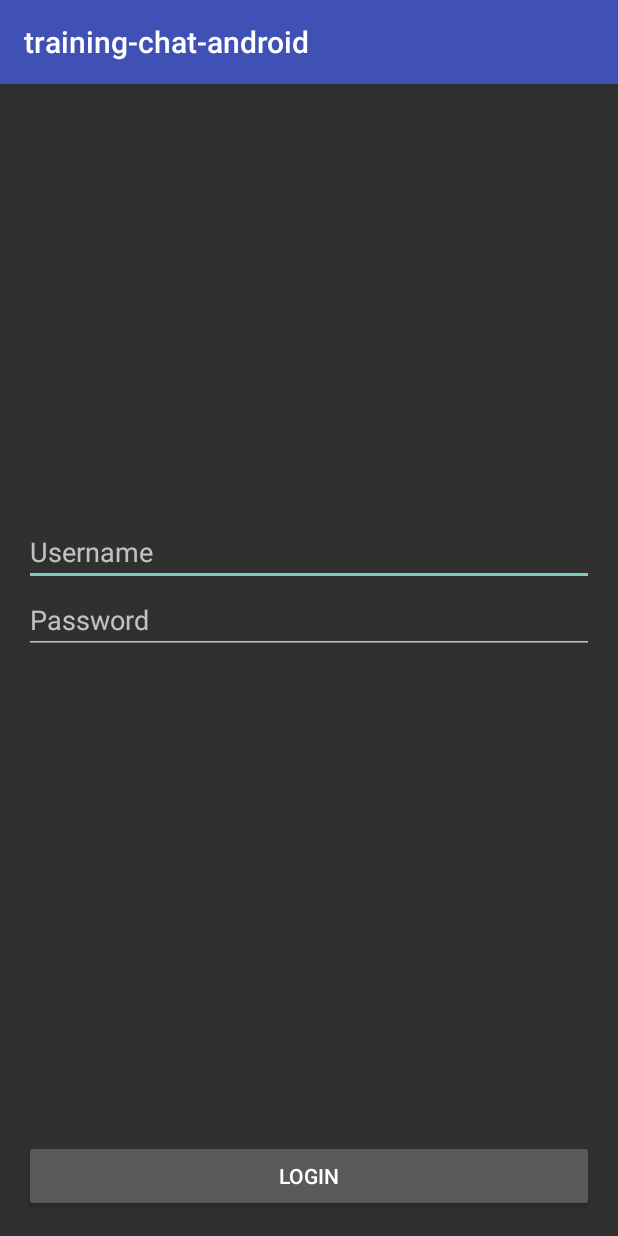
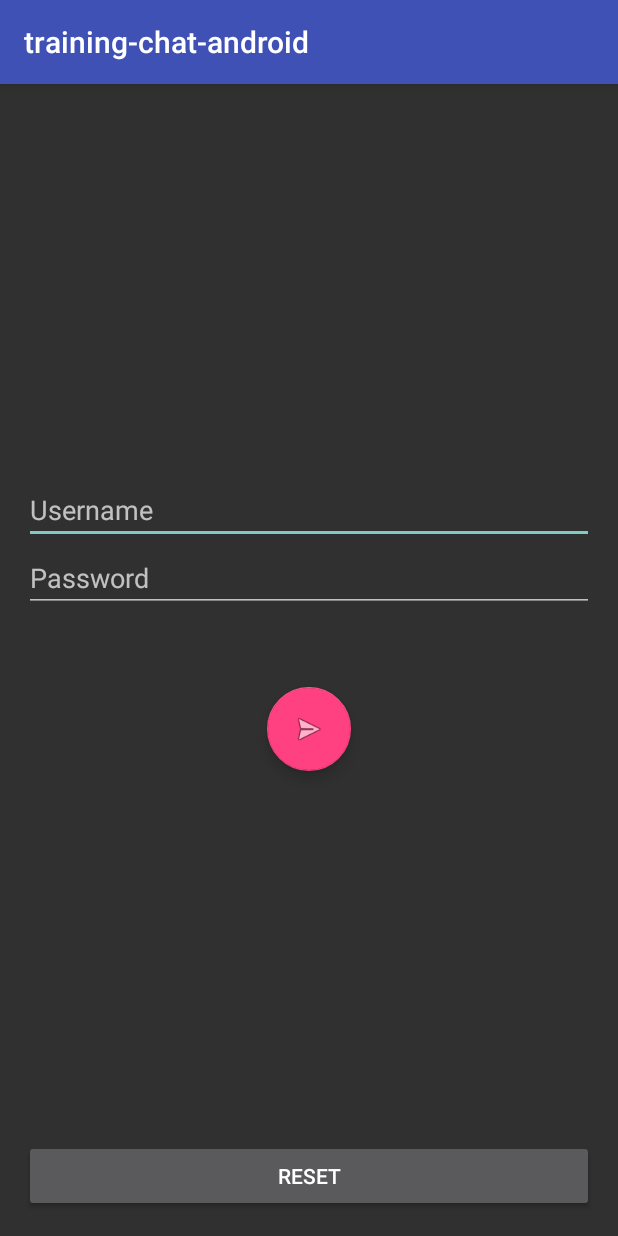
Before and after one commit to loicortola/training-chat-android, an Android app: the screen it shows after launch (LoginActivity), on a phone screen of 412 x 824 dp. Run offline under Robolectric (Android 15) with nearby library versions, the phone set to English and light mode, and no system bars.

Commit message:
Refactored structure, added FAB

```diff
--- a/app/build.gradle
+++ b/app/build.gradle
@@ -22,7 +22,10 @@ android {
 dependencies {
     compile fileTree(dir: 'libs', include: ['*.jar'])
     testCompile 'junit:junit:4.12'
+    // Support & Design
     compile 'com.android.support:appcompat-v7:23.3.0'
+    compile 'com.android.support:design:23.3.0'
+
     // OKHttp Client
     compile 'com.squareup.okhttp3:okhttp:3.2.0'
     compile 'com.squareup.okio:okio:1.7.0'
--- a/app/src/main/AndroidManifest.xml
+++ b/app/src/main/AndroidManifest.xml
@@ -11,14 +11,14 @@
         android:label="@string/app_name"
         android:supportsRtl="true"
         android:theme="@style/AppTheme">
-        <activity android:name="com.loicortola.chat.android.LoginActivity">
+        <activity android:name=".ui.LoginActivity">
             <intent-filter>
                 <action android:name="android.intent.action.MAIN" />
 
                 <category android:name="android.intent.category.LAUNCHER" />
             </intent-filter>
         </activity>
-        <activity android:name="com.loicortola.chat.android.DashboardActivity" />
+        <activity android:name=".ui.DashboardActivity" />
     </application>
 
 </manifest>
--- a/app/src/main/java/com/loicortola/chat/android/ChatApplication.java
+++ b/app/src/main/java/com/loicortola/chat/android/ChatApplication.java
@@ -1,6 +1,8 @@
 package com.loicortola.chat.android;
 
 import android.app.Application;
+
+import com.loicortola.chat.android.service.ChatAPIService;
 
 /**
  * Created by loic on 29/04/2016.
--- a/app/src/main/java/com/loicortola/chat/android/AsyncTaskController.java
+++ b/app/src/main/java/com/loicortola/chat/android/listener/AsyncTaskController.java
@@ -1,4 +1,4 @@
-package com.loicortola.chat.android;
+package com.loicortola.chat.android.listener;
 
 /**
  * Created by loic on 29/04/2016.
--- a/app/src/main/java/com/loicortola/chat/android/ChatAPIService.java
+++ b/app/src/main/java/com/loicortola/chat/android/service/ChatAPIService.java
@@ -1,8 +1,10 @@
-package com.loicortola.chat.android;
+package com.loicortola.chat.android.service;
 
 import android.content.Context;
 import android.util.Log;
 
+
+import com.loicortola.chat.android.R;
 
 import java.io.IOException;
 
--- a/app/src/main/java/com/loicortola/chat/android/LoginTask.java
+++ b/app/src/main/java/com/loicortola/chat/android/task/LoginTask.java
@@ -1,6 +1,10 @@
-package com.loicortola.chat.android;
+package com.loicortola.chat.android.task;
 
 import android.os.AsyncTask;
+
+import com.loicortola.chat.android.listener.AsyncTaskController;
+import com.loicortola.chat.android.service.ChatAPIService;
+import com.loicortola.chat.android.ChatApplication;
 
 /**
  * Created by loic on 29/04/2016.
--- a/app/src/main/java/com/loicortola/chat/android/DashboardActivity.java
+++ b/app/src/main/java/com/loicortola/chat/android/ui/DashboardActivity.java
@@ -1,4 +1,4 @@
-package com.loicortola.chat.android;
+package com.loicortola.chat.android.ui;
 
 import android.content.Intent;
 import android.os.AsyncTask;
@@ -10,6 +10,8 @@ import android.widget.EditText;
 import android.widget.ProgressBar;
 import android.widget.TextView;
 import android.widget.Toast;
+
+import com.loicortola.chat.android.R;
 
 
 public class DashboardActivity extends AppCompatActivity {
--- a/app/src/main/java/com/loicortola/chat/android/LoginActivity.java
+++ b/app/src/main/java/com/loicortola/chat/android/ui/LoginActivity.java
@@ -1,7 +1,8 @@
-package com.loicortola.chat.android;
+package com.loicortola.chat.android.ui;
 
 import android.content.Intent;
 import android.os.AsyncTask;
+import android.support.design.widget.FloatingActionButton;
 import android.support.v7.app.AppCompatActivity;
 import android.os.Bundle;
 import android.view.View;
@@ -10,14 +11,20 @@ import android.widget.EditText;
 import android.widget.ProgressBar;
 import android.widget.Toast;
 
+import com.loicortola.chat.android.listener.AsyncTaskController;
+import com.loicortola.chat.android.ChatApplication;
+import com.loicortola.chat.android.task.LoginTask;
+import com.loicortola.chat.android.R;
+
 
 public class LoginActivity extends AppCompatActivity implements View.OnClickListener, AsyncTaskController<Boolean> {
 
     private EditText mInputUsername;
     private EditText mInputPassword;
-    private Button mSubmitBtn;
+    private FloatingActionButton mSubmitBtn;
+    private Button mResetBtn;
     private ProgressBar mProgressBar;
-    private LoginTask loginTask;
+    private LoginTask mLoginTask;
 
     @Override
     protected void onCreate(Bundle savedInstanceState) {
@@ -26,10 +33,12 @@ public class LoginActivity extends AppCompatActivity implements View.OnClickList
 
         mInputUsername = (EditText) findViewById(R.id.form_username);
         mInputPassword = (EditText) findViewById(R.id.form_password);
-        mSubmitBtn = (Button) findViewById(R.id.btn_login);
+        mSubmitBtn = (FloatingActionButton) findViewById(R.id.btn_login);
+        mResetBtn = (Button) findViewById(R.id.btn_reset);
         mProgressBar = (ProgressBar) findViewById(R.id.progress_bar);
 
         mSubmitBtn.setOnClickListener(this);
+        mResetBtn.setOnClickListener(this);
 
     }
 
@@ -47,20 +56,24 @@ public class LoginActivity extends AppCompatActivity implements View.OnClickList
                 String password = mInputPassword.getText().toString();
                 startLoginTask(login, password);
                 break;
+            case R.id.btn_reset:
+                mInputUsername.setText("");
+                mInputPassword.setText("");
+                break;
         }
     }
 
     private void startLoginTask(String login, String password) {
-        if (loginTask != null && loginTask.getStatus().equals(AsyncTask.Status.RUNNING)) {
-            loginTask.cancel(true);
+        if (mLoginTask != null && mLoginTask.getStatus().equals(AsyncTask.Status.RUNNING)) {
+            mLoginTask.cancel(true);
         }
-        loginTask = new LoginTask((ChatApplication) this.getApplication(), login, password);
-        loginTask.setLoginTaskListener(this);
-        loginTask.execute();
+        mLoginTask = new LoginTask((ChatApplication) this.getApplication(), login, password);
+        mLoginTask.setLoginTaskListener(this);
+        mLoginTask.execute();
     }
 
     private void cancelTasks() {
-        loginTask.cancel(true);
+        mLoginTask.cancel(true);
     }
 
     /*
@@ -80,7 +93,6 @@ public class LoginActivity extends AppCompatActivity implements View.OnClickList
         if (success) {
             Toast.makeText(this, "OK", Toast.LENGTH_LONG).show();
             Intent intent = new Intent(this, DashboardActivity.class);
-
             intent.putExtra(DashboardActivity.EXTRA_USERNAME, mInputUsername.getText().toString());
             startActivity(intent);
         } else {
--- a/app/src/main/res/layout/activity_dashboard.xml
+++ b/app/src/main/res/layout/activity_dashboard.xml
@@ -7,7 +7,7 @@
     android:paddingLeft="@dimen/activity_horizontal_margin"
     android:paddingRight="@dimen/activity_horizontal_margin"
     android:paddingTop="@dimen/activity_vertical_margin"
-    tools:context="com.loicortola.chat.android.DashboardActivity">
+    tools:context=".ui.DashboardActivity">
 
     <TextView
         android:id="@+id/hello_world"
--- a/app/src/main/res/layout/activity_login.xml
+++ b/app/src/main/res/layout/activity_login.xml
@@ -3,11 +3,13 @@
     xmlns:tools="http://schemas.android.com/tools"
     android:layout_width="match_parent"
     android:layout_height="match_parent"
+    xmlns:app="http://schemas.android.com/apk/res-auto"
     android:paddingBottom="@dimen/activity_vertical_margin"
     android:paddingLeft="@dimen/activity_horizontal_margin"
     android:paddingRight="@dimen/activity_horizontal_margin"
     android:paddingTop="@dimen/activity_vertical_margin"
-    tools:context="com.loicortola.chat.android.LoginActivity">
+    tools:context=".ui.LoginActivity">
+
 
     <LinearLayout
         android:orientation="vertical"
@@ -32,6 +34,14 @@
             android:visibility="invisible"
             android:layout_width="50dp"
             android:layout_height="50dp" />
+        <android.support.design.widget.FloatingActionButton
+            android:id="@+id/btn_login"
+            android:layout_width="wrap_content"
+            android:layout_height="wrap_content"
+            android:src="@android:drawable/ic_menu_send"
+            android:layout_gravity="bottom|center"
+            app:elevation="6dp"
+            app:pressedTranslationZ="12dp"/>
     </LinearLayout>
 
     <LinearLayout
@@ -41,11 +51,12 @@
         android:orientation="horizontal"
         android:layout_alignParentBottom="true">
         <Button
-            android:id="@+id/btn_login"
+            android:id="@+id/btn_reset"
             android:layout_width="0dp"
             android:layout_height="wrap_content"
             android:layout_weight="1"
-            android:text="@string/login"/>
+            android:text="@string/reset"/>
     </LinearLayout>
 
+
 </RelativeLayout>
--- a/app/src/main/res/values/strings.xml
+++ b/app/src/main/res/values/strings.xml
@@ -2,6 +2,6 @@
     <string name="app_name">training-chat-android</string>
     <string name="username">Username</string>
     <string name="password">Password</string>
-    <string name="login">Login</string>
+    <string name="reset">Reset</string>
     <string name="hello_world">Welcome %1$s ! What\'s up?</string>
 </resources>
```
